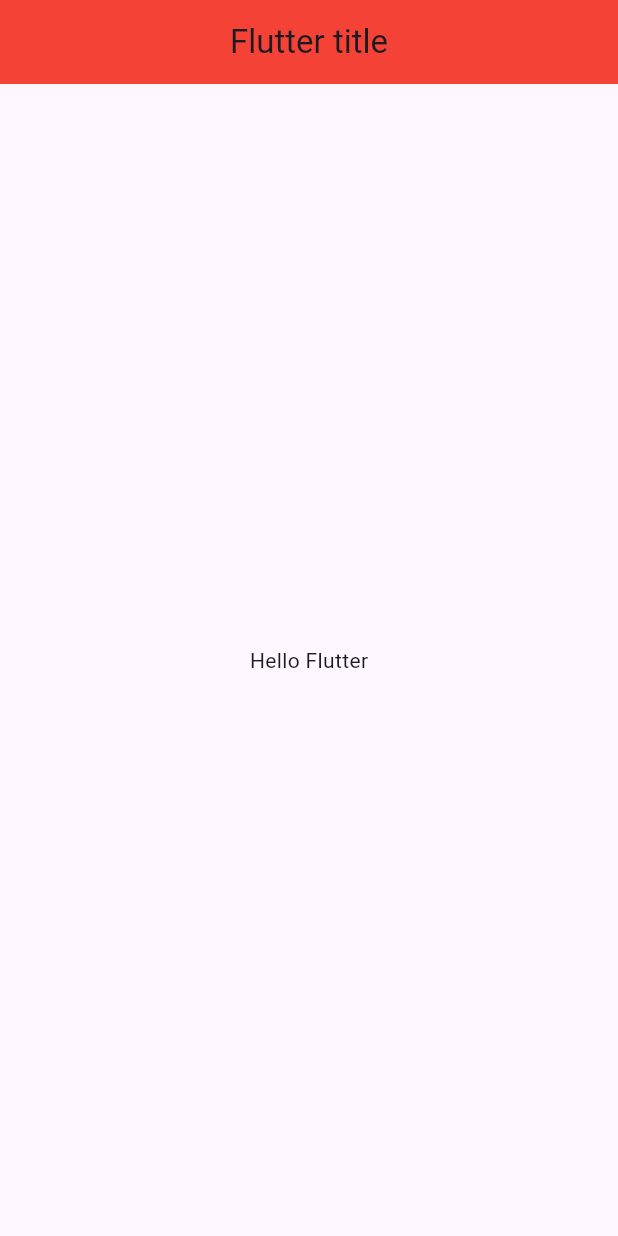
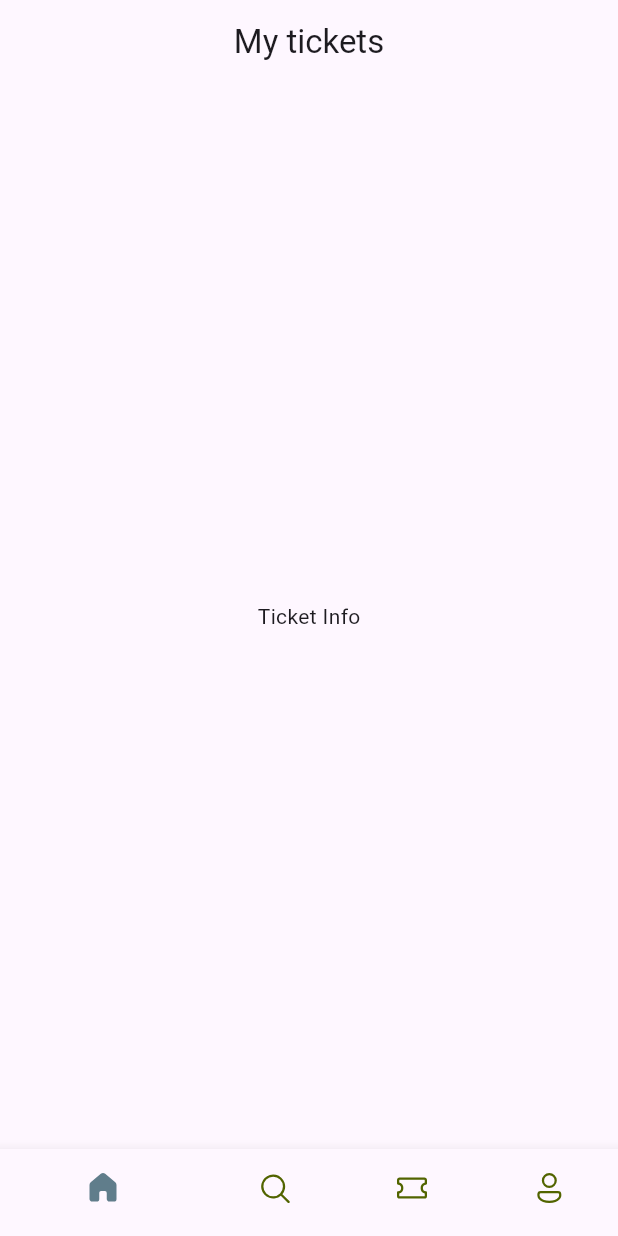
Before and after one commit to Khammunh/book_tickets, a Flutter app: the screen it shows after launch, on a phone screen of 412 x 824 dp. Run offline on Flutter 3.47's test engine with Material 3 defaults, Android fonts, the phone set to English and light mode, and no system bars; our stand-ins replace fluentui_icons.

Commit message:
create bottom nav bar

```diff
--- a/lib/base/bottom_nav_bar.dart
+++ b/lib/base/bottom_nav_bar.dart
@@ -0,0 +1,47 @@
+import 'package:fluentui_icons/fluentui_icons.dart';
+import 'package:flutter/material.dart';
+
+class BottomNavBar extends StatefulWidget {
+  const BottomNavBar({super.key});
+
+  @override
+  State<BottomNavBar> createState() => _BottomNavBarState();
+}
+
+class _BottomNavBarState extends State<BottomNavBar> {
+  @override
+  Widget build(BuildContext context) {
+    return Scaffold(
+      appBar: AppBar(
+        title: Text('My tickets'),
+        centerTitle: true,
+      ),
+      body: Center(
+        child: Text('Ticket Info'),
+      ),
+      bottomNavigationBar: BottomNavigationBar(
+        selectedItemColor: Colors.blueGrey,
+        unselectedItemColor: Color(0xFF526400),
+        showSelectedLabels: false,
+        items: [
+          BottomNavigationBarItem(
+              icon: Icon(FluentSystemIcons.ic_fluent_home_regular),
+              activeIcon: Icon(FluentSystemIcons.ic_fluent_home_filled),
+              label: "Home"),
+          BottomNavigationBarItem(
+              icon: Icon(FluentSystemIcons.ic_fluent_search_regular),
+              activeIcon: Icon(FluentSystemIcons.ic_fluent_search_filled),
+              label: "Search"),
+          BottomNavigationBarItem(
+              icon: Icon(FluentSystemIcons.ic_fluent_ticket_regular),
+              activeIcon: Icon(FluentSystemIcons.ic_fluent_ticket_filled),
+              label: "Tickets"),
+          BottomNavigationBarItem(
+              icon: Icon(FluentSystemIcons.ic_fluent_person_regular),
+              activeIcon: Icon(FluentSystemIcons.ic_fluent_person_filled),
+              label: "Profile"),
+        ],
+      ),
+    );
+  }
+}
--- a/lib/main.dart
+++ b/lib/main.dart
@@ -1,3 +1,4 @@
+import 'package:book_tickets/base/bottom_nav_bar.dart';
 import 'package:flutter/material.dart';
 
 void main() {
@@ -14,17 +15,7 @@ class MyApp extends StatelessWidget {
     return MaterialApp(
       debugShowCheckedModeBanner: false,
       title: 'Book_tickets',
-      theme: ThemeData(),
-      home: Scaffold(
-        appBar: AppBar(
-          backgroundColor: Colors.red,
-          title: Text('Flutter title'),
-          centerTitle: true,
-        ),
-        body: Center(
-          child: Text('Hello Flutter'),
-        ),
-      ),
+      home: BottomNavBar(),
     );
   }
 }
--- a/pubspec.yaml
+++ b/pubspec.yaml
@@ -36,6 +36,7 @@ dependencies:
   # Use with the CupertinoIcons class for iOS style icons.
   cupertino_icons: ^1.0.6
   flutter_launcher_icons: ^0.13.1
+  fluentui_icons: ^1.0.0
 
 dev_dependencies:
   flutter_test:
```
Also changed, not shown: pubspec.lock.
